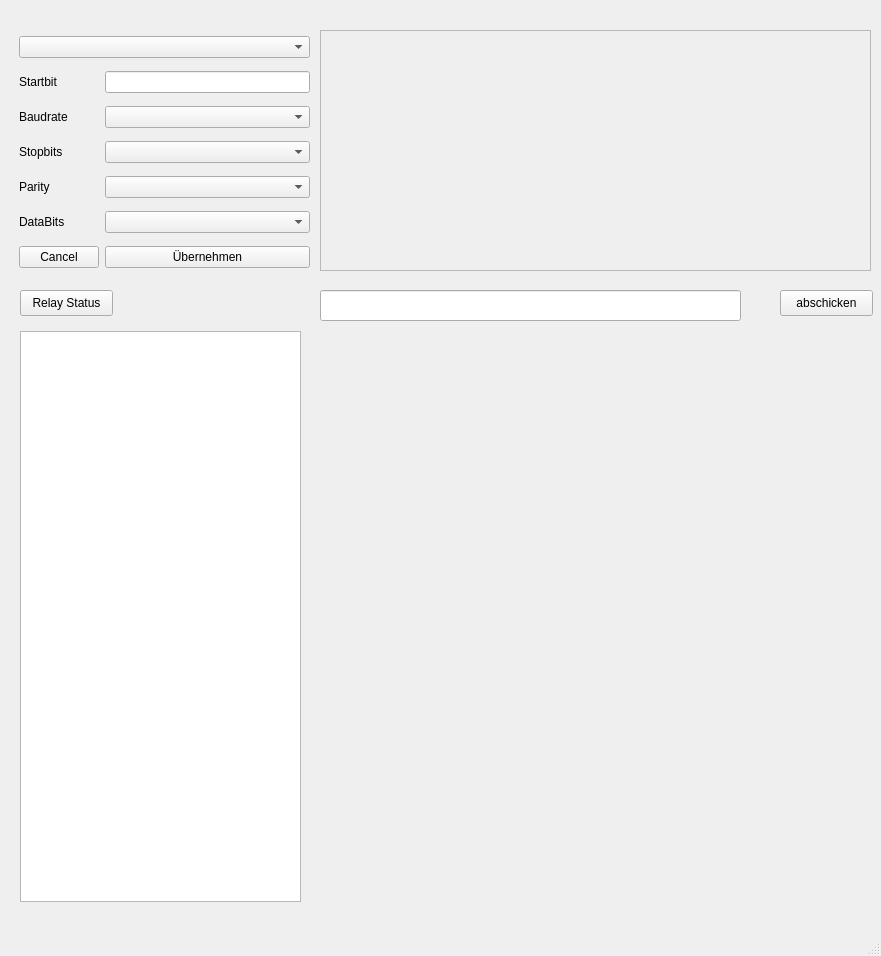
paulwesinger/ModbusLinux, file mainwindow.ui: the form before one commit.
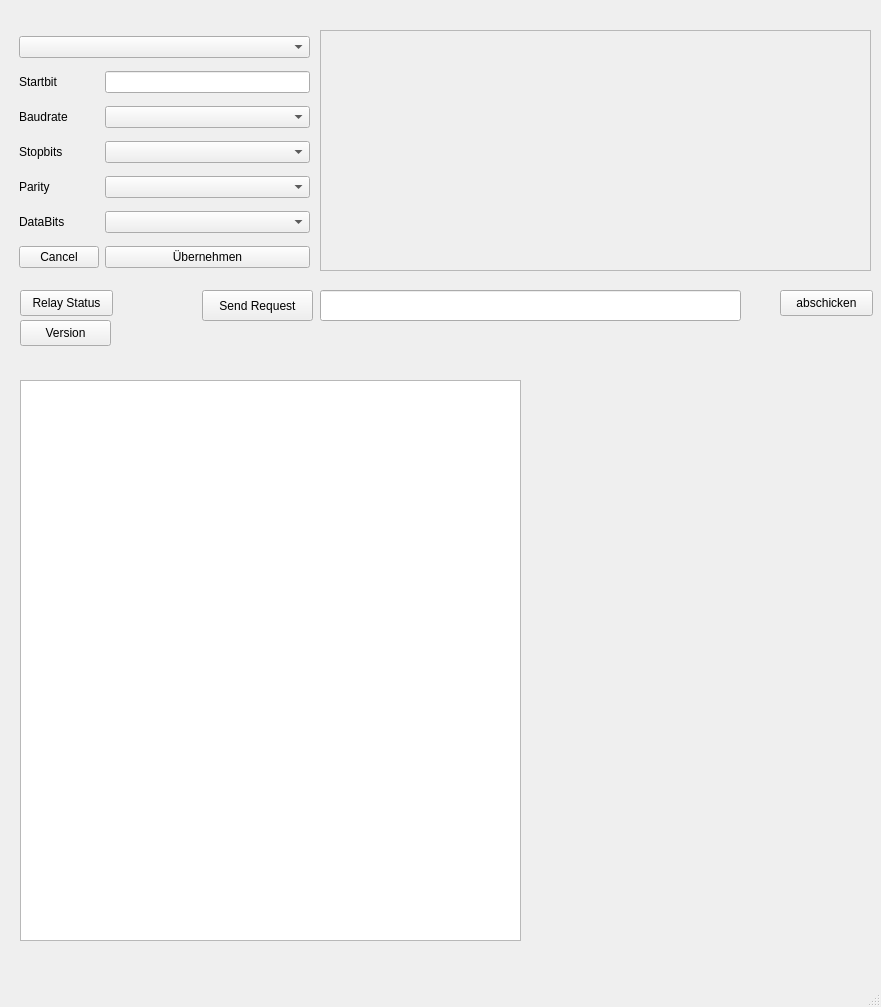
The form after the commit.

Commit message: test ing waveshare relay

```diff
--- a/mainwindow.ui
+++ b/mainwindow.ui
@@ -7,7 +7,7 @@
     <x>0</x>
     <y>0</y>
     <width>881</width>
-    <height>956</height>
+    <height>1007</height>
    </rect>
   </property>
   <property name="windowTitle">
@@ -135,16 +135,6 @@
      <string>Relay Status</string>
     </property>
    </widget>
-   <widget class="QListWidget" name="listResponse">
-    <property name="geometry">
-     <rect>
-      <x>20</x>
-      <y>331</y>
-      <width>281</width>
-      <height>571</height>
-     </rect>
-    </property>
-   </widget>
    <widget class="QLineEdit" name="leRequest">
     <property name="geometry">
      <rect>
@@ -155,6 +145,42 @@
      </rect>
     </property>
    </widget>
+   <widget class="QListView" name="lvResponse">
+    <property name="geometry">
+     <rect>
+      <x>20</x>
+      <y>380</y>
+      <width>501</width>
+      <height>561</height>
+     </rect>
+    </property>
+   </widget>
+   <widget class="QPushButton" name="pbRequest">
+    <property name="geometry">
+     <rect>
+      <x>202</x>
+      <y>290</y>
+      <width>111</width>
+      <height>31</height>
+     </rect>
+    </property>
+    <property name="text">
+     <string>Send Request</string>
+    </property>
+   </widget>
+   <widget class="QPushButton" name="pbFirmware">
+    <property name="geometry">
+     <rect>
+      <x>20</x>
+      <y>320</y>
+      <width>91</width>
+      <height>26</height>
+     </rect>
+    </property>
+    <property name="text">
+     <string>Version</string>
+    </property>
+   </widget>
   </widget>
   <widget class="QMenuBar" name="menubar">
    <property name="geometry">
```
The commit also changes 2 other files.
